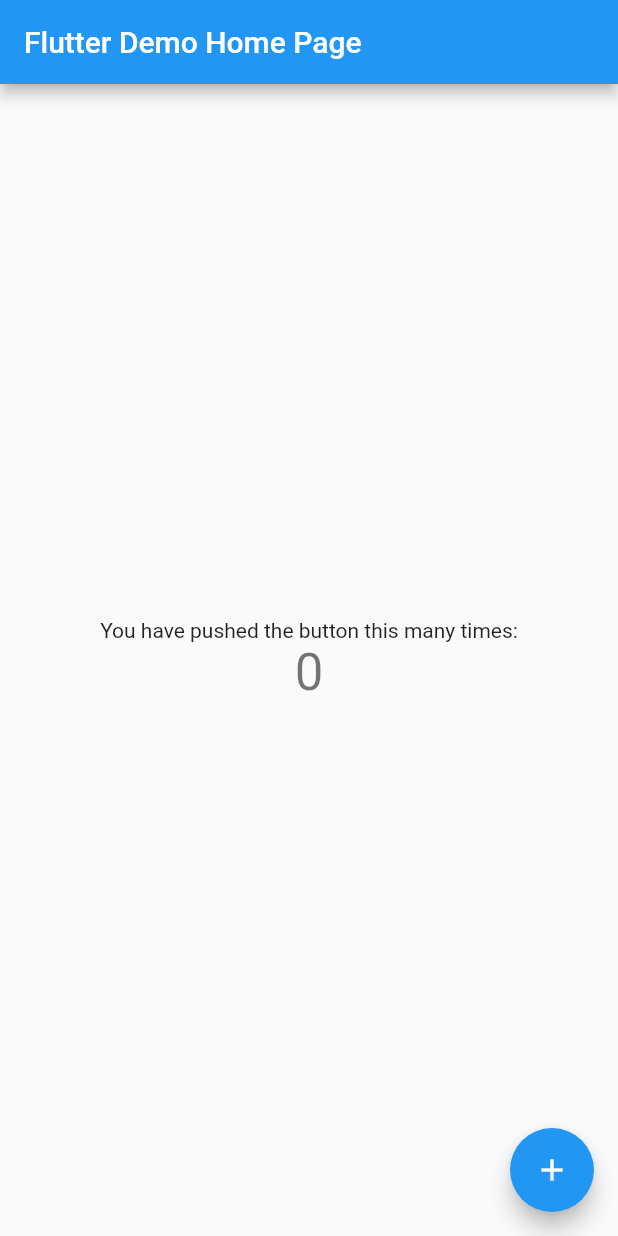
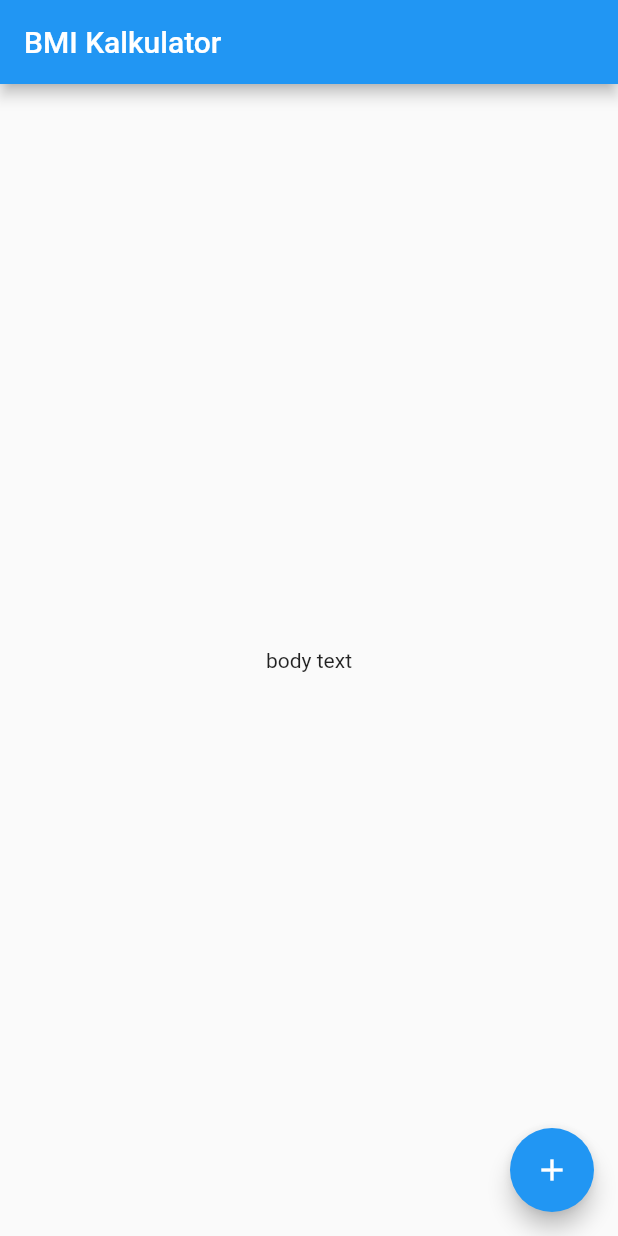
Before and after one commit to adamprabowo/kalkulator_bmi, a Flutter app: the screen it shows after launch, on a phone screen of 412 x 824 dp. Run offline on Flutter 3.47's test engine with Material 2 defaults, Android fonts, the phone set to English and light mode, and no system bars.

Commit message:
Setting Main Page to Kalkulator BMI

```diff
--- a/lib/main.dart
+++ b/lib/main.dart
@@ -1,111 +1,35 @@
 import 'package:flutter/material.dart';
 
-void main() => runApp(MyApp());
+void main() => runApp(BMICalculator());
 
-class MyApp extends StatelessWidget {
-  // This widget is the root of your application.
+class BMICalculator extends StatelessWidget {
   @override
   Widget build(BuildContext context) {
     return MaterialApp(
-      title: 'Flutter Demo',
-      theme: ThemeData(
-        // This is the theme of your application.
-        //
-        // Try running your application with "flutter run". You'll see the
-        // application has a blue toolbar. Then, without quitting the app, try
-        // changing the primarySwatch below to Colors.green and then invoke
-        // "hot reload" (press "r" in the console where you ran "flutter run",
-        // or simply save your changes to "hot reload" in a Flutter IDE).
-        // Notice that the counter didn't reset back to zero; the application
-        // is not restarted.
-        primarySwatch: Colors.blue,
-      ),
-      home: MyHomePage(title: 'Flutter Demo Home Page'),
+      home: InputPage(),
     );
   }
 }
 
-class MyHomePage extends StatefulWidget {
-  MyHomePage({Key key, this.title}) : super(key: key);
-
-  // This widget is the home page of your application. It is stateful, meaning
-  // that it has a State object (defined below) that contains fields that affect
-  // how it looks.
-
-  // This class is the configuration for the state. It holds the values (in this
-  // case the title) provided by the parent (in this case the App widget) and
-  // used by the build method of the State. Fields in a Widget subclass are
-  // always marked "final".
-
-  final String title;
-
+class InputPage extends StatefulWidget {
   @override
-  _MyHomePageState createState() => _MyHomePageState();
+  _InputPageState createState() => _InputPageState();
 }
 
-class _MyHomePageState extends State<MyHomePage> {
-  int _counter = 0;
-
-  void _incrementCounter() {
-    setState(() {
-      // This call to setState tells the Flutter framework that something has
-      // changed in this State, which causes it to rerun the build method below
-      // so that the display can reflect the updated values. If we changed
-      // _counter without calling setState(), then the build method would not be
-      // called again, and so nothing would appear to happen.
-      _counter++;
-    });
-  }
-
+class _InputPageState extends State<InputPage> {
   @override
   Widget build(BuildContext context) {
-    // This method is rerun every time setState is called, for instance as done
-    // by the _incrementCounter method above.
-    //
-    // The Flutter framework has been optimized to make rerunning build methods
-    // fast, so that you can just rebuild anything that needs updating rather
-    // than having to individually change instances of widgets.
     return Scaffold(
       appBar: AppBar(
-        // Here we take the value from the MyHomePage object that was created by
-        // the App.build method, and use it to set our appbar title.
-        title: Text(widget.title),
+        title: Text('BMI Kalkulator'),
       ),
       body: Center(
-        // Center is a layout widget. It takes a single child and positions it
-        // in the middle of the parent.
-        child: Column(
-          // Column is also a layout widget. It takes a list of children and
-          // arranges them vertically. By default, it sizes itself to fit its
-          // children horizontally, and tries to be as tall as its parent.
-          //
-          // Invoke "debug painting" (press "p" in the console, choose the
-          // "Toggle Debug Paint" action from the Flutter Inspector in Android
-          // Studio, or the "Toggle Debug Paint" command in Visual Studio Code)
-          // to see the wireframe for each widget.
-          //
-          // Column has various properties to control how it sizes itself and
-          // how it positions its children. Here we use mainAxisAlignment to
-          // center the children vertically; the main axis here is the vertical
-          // axis because Columns are vertical (the cross axis would be
-          // horizontal).
-          mainAxisAlignment: MainAxisAlignment.center,
-          children: <Widget>[
-            Text(
-              'You have pushed the button this many times:',
-            ),
-            Text(
-              '$_counter',
-              style: Theme.of(context).textTheme.display1,
-            ),
-          ],
-        ),
+        child: Text('body text'),
       ),
       floatingActionButton: FloatingActionButton(
-        onPressed: _incrementCounter,
-        tooltip: 'Increment',
+        onPressed: null,
         child: Icon(Icons.add),
-      ), // This trailing comma makes auto-formatting nicer for build methods.
+      ),
     );
   }
 }
```
Also changed, not shown: 1 other file.
